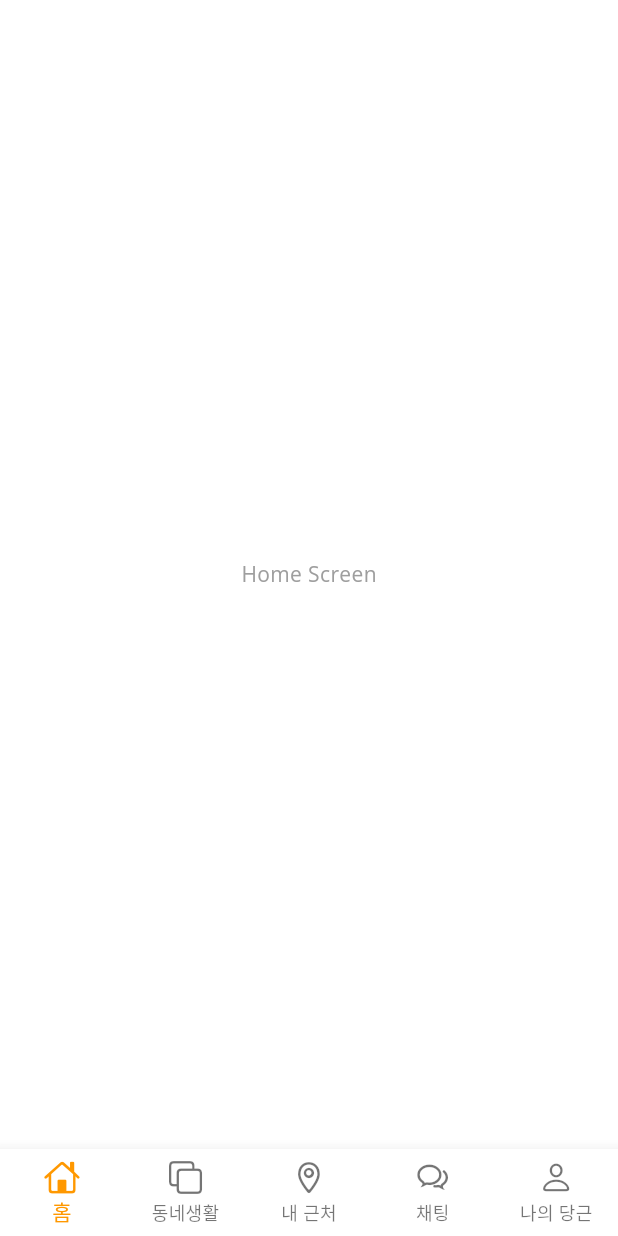
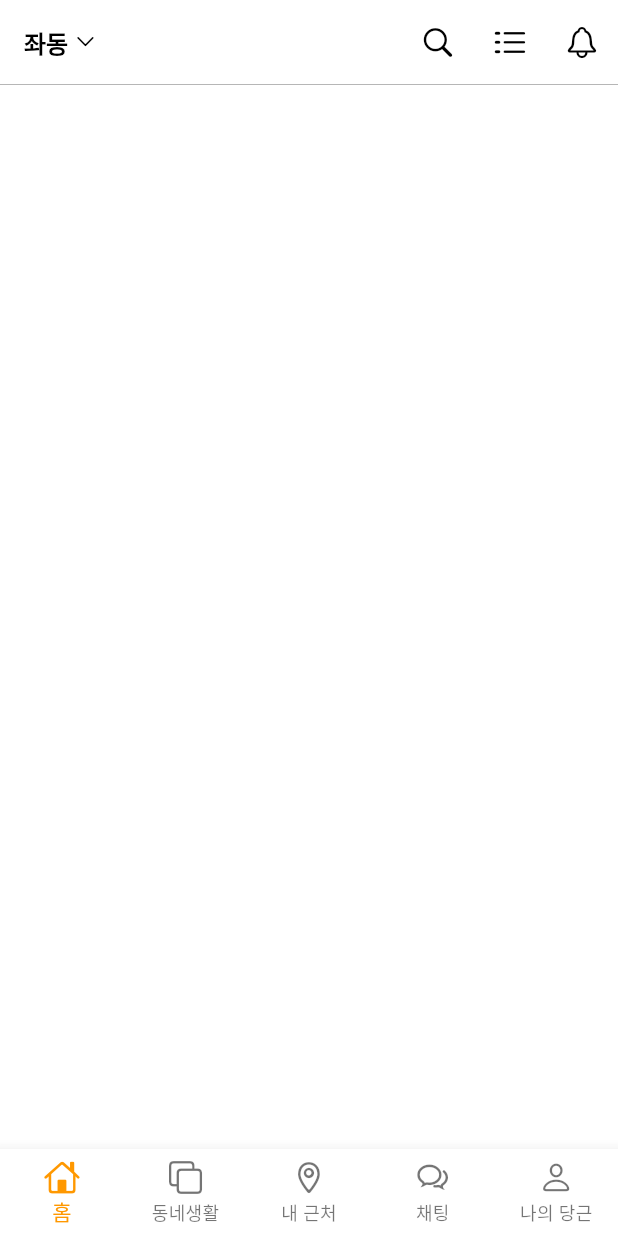
Before and after one commit to dkyou7/flutter_ui_practice_1, a Flutter app: the screen it shows after launch, on a phone screen of 412 x 824 dp. Run offline on Flutter 3.47's test engine with Material 3 defaults, Android fonts, the light colour scheme and no system bars; our stand-ins replace google_fonts.

Commit message:
HomeScreen Widget 완성하기

```diff
--- a/lib/screens/home/home_screen.dart
+++ b/lib/screens/home/home_screen.dart
@@ -1,12 +1,49 @@
 import 'package:flutter/cupertino.dart';
+import 'package:flutter/material.dart';
 
 class HomeScreen extends StatelessWidget {
   const HomeScreen({super.key});
 
   @override
   Widget build(BuildContext context) {
-    return const Center(
-      child: Text('Home Screen'),
+    return Scaffold(
+      appBar: AppBar(
+        title: const Row(
+          children: [
+            Text('좌동'),
+            SizedBox(
+              width: 4.0,
+            ),
+            Icon(
+              CupertinoIcons.chevron_down,
+              size: 15.0,
+            ),
+          ],
+        ),
+        actions: [
+          IconButton(
+            onPressed: () {},
+            icon: const Icon(CupertinoIcons.search),
+          ),
+          IconButton(
+            onPressed: () {},
+            icon: const Icon(CupertinoIcons.list_dash),
+          ),
+          IconButton(
+            onPressed: () {},
+            icon: const Icon(CupertinoIcons.bell),
+          ),
+        ],
+        bottom: const PreferredSize(
+          preferredSize: Size.fromHeight(0.5),
+          child: Divider(
+            thickness: 0.5,
+            height: 0.5,
+            color: Colors.grey,
+          ),
+        ),
+      ),
+      body: Container(),
     );
   }
 }
```
